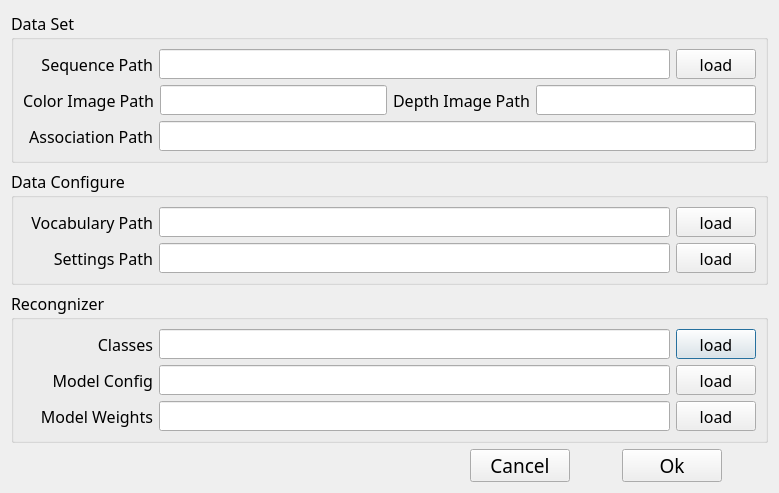
This is qrgbd/configdialog.ui in Unsigned-Long/QRGBD-SLAM as Qt 5 draws it before an edit. The edited form follows.
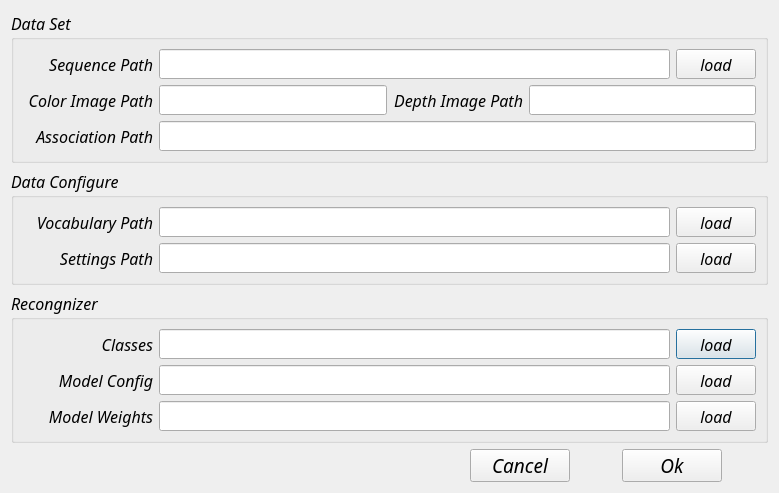
This is the edited form.

```diff
--- a/qrgbd/configdialog.ui
+++ b/qrgbd/configdialog.ui
@@ -20,6 +20,7 @@
       <font>
        <family>Ubuntu Mono</family>
        <pointsize>12</pointsize>
+       <italic>true</italic>
       </font>
      </property>
      <property name="title">
@@ -36,6 +37,13 @@
             <height>0</height>
            </size>
           </property>
+          <property name="font">
+           <font>
+            <family>Ubuntu Mono</family>
+            <pointsize>12</pointsize>
+            <italic>true</italic>
+           </font>
+          </property>
           <property name="text">
            <string>Classes</string>
           </property>
@@ -72,6 +80,7 @@
            <font>
             <family>Ubuntu Mono</family>
             <pointsize>12</pointsize>
+            <italic>true</italic>
            </font>
           </property>
           <property name="text">
@@ -91,6 +100,13 @@
             <height>0</height>
            </size>
           </property>
+          <property name="font">
+           <font>
+            <family>Ubuntu Mono</family>
+            <pointsize>12</pointsize>
+            <italic>true</italic>
+           </font>
+          </property>
           <property name="text">
            <string>Model Config</string>
           </property>
@@ -127,6 +143,7 @@
            <font>
             <family>Ubuntu Mono</family>
             <pointsize>12</pointsize>
+            <italic>true</italic>
            </font>
           </property>
           <property name="text">
@@ -146,6 +163,13 @@
             <height>0</height>
            </size>
           </property>
+          <property name="font">
+           <font>
+            <family>Ubuntu Mono</family>
+            <pointsize>12</pointsize>
+            <italic>true</italic>
+           </font>
+          </property>
           <property name="text">
            <string>Model Weights</string>
           </property>
@@ -182,6 +206,7 @@
            <font>
             <family>Ubuntu Mono</family>
             <pointsize>12</pointsize>
+            <italic>true</italic>
            </font>
           </property>
           <property name="text">
@@ -196,6 +221,11 @@
    </item>
    <item row="3" column="2">
     <spacer name="horizontalSpacer_3">
+     <property name="font">
+      <font>
+       <italic>true</italic>
+      </font>
+     </property>
      <property name="orientation">
       <enum>Qt::Horizontal</enum>
      </property>
@@ -228,6 +258,7 @@
       <font>
        <family>Ubuntu Mono</family>
        <pointsize>14</pointsize>
+       <italic>true</italic>
       </font>
      </property>
      <property name="text">
@@ -237,6 +268,11 @@
    </item>
    <item row="3" column="0">
     <spacer name="horizontalSpacer">
+     <property name="font">
+      <font>
+       <italic>true</italic>
+      </font>
+     </property>
      <property name="orientation">
       <enum>Qt::Horizontal</enum>
      </property>
@@ -266,6 +302,7 @@
       <font>
        <family>Ubuntu Mono</family>
        <pointsize>14</pointsize>
+       <italic>true</italic>
       </font>
      </property>
      <property name="text">
@@ -279,6 +316,7 @@
       <font>
        <family>Ubuntu Mono</family>
        <pointsize>12</pointsize>
+       <italic>true</italic>
       </font>
      </property>
      <property name="title">
@@ -295,6 +333,13 @@
             <height>0</height>
            </size>
           </property>
+          <property name="font">
+           <font>
+            <family>Ubuntu Mono</family>
+            <pointsize>12</pointsize>
+            <italic>true</italic>
+           </font>
+          </property>
           <property name="text">
            <string>Vocabulary Path</string>
           </property>
@@ -331,6 +376,7 @@
            <font>
             <family>Ubuntu Mono</family>
             <pointsize>12</pointsize>
+            <italic>true</italic>
            </font>
           </property>
           <property name="text">
@@ -350,6 +396,13 @@
             <height>0</height>
            </size>
           </property>
+          <property name="font">
+           <font>
+            <family>Ubuntu Mono</family>
+            <pointsize>12</pointsize>
+            <italic>true</italic>
+           </font>
+          </property>
           <property name="text">
            <string>Settings Path</string>
           </property>
@@ -386,6 +439,7 @@
            <font>
             <family>Ubuntu Mono</family>
             <pointsize>12</pointsize>
+            <italic>true</italic>
            </font>
           </property>
           <property name="text">
@@ -400,6 +454,11 @@
    </item>
    <item row="3" column="4">
     <spacer name="horizontalSpacer_2">
+     <property name="font">
+      <font>
+       <italic>true</italic>
+      </font>
+     </property>
      <property name="orientation">
       <enum>Qt::Horizontal</enum>
      </property>
@@ -420,6 +479,7 @@
       <font>
        <family>Ubuntu Mono</family>
        <pointsize>12</pointsize>
+       <italic>true</italic>
       </font>
      </property>
      <property name="title">
@@ -436,6 +496,13 @@
             <height>0</height>
            </size>
           </property>
+          <property name="font">
+           <font>
+            <family>Ubuntu Mono</family>
+            <pointsize>12</pointsize>
+            <italic>true</italic>
+           </font>
+          </property>
           <property name="text">
            <string>Sequence Path</string>
           </property>
@@ -472,6 +539,7 @@
            <font>
             <family>Ubuntu Mono</family>
             <pointsize>12</pointsize>
+            <italic>true</italic>
            </font>
           </property>
           <property name="text">
@@ -491,6 +559,13 @@
             <height>0</height>
            </size>
           </property>
+          <property name="font">
+           <font>
+            <family>Ubuntu Mono</family>
+            <pointsize>12</pointsize>
+            <italic>true</italic>
+           </font>
+          </property>
           <property name="text">
            <string>Association Path</string>
           </property>
@@ -523,6 +598,13 @@
               <height>0</height>
              </size>
             </property>
+            <property name="font">
+             <font>
+              <family>Ubuntu Mono</family>
+              <pointsize>12</pointsize>
+              <italic>true</italic>
+             </font>
+            </property>
             <property name="text">
              <string>Color Image Path</string>
             </property>
@@ -539,6 +621,13 @@
               <height>30</height>
              </size>
             </property>
+            <property name="font">
+             <font>
+              <family>Ubuntu Mono</family>
+              <pointsize>12</pointsize>
+              <italic>true</italic>
+             </font>
+            </property>
            </widget>
           </item>
          </layout>
@@ -553,6 +642,13 @@
               <height>0</height>
              </size>
             </property>
+            <property name="font">
+             <font>
+              <family>Ubuntu Mono</family>
+              <pointsize>12</pointsize>
+              <italic>true</italic>
+             </font>
+            </property>
             <property name="text">
              <string>Depth Image Path</string>
             </property>
@@ -569,6 +665,13 @@
               <height>30</height>
              </size>
             </property>
+            <property name="font">
+             <font>
+              <family>Ubuntu Mono</family>
+              <pointsize>12</pointsize>
+              <italic>true</italic>
+             </font>
+            </property>
            </widget>
           </item>
          </layout>
```
Left out of the diff: 49 changed lines with no effect on the pictures.
